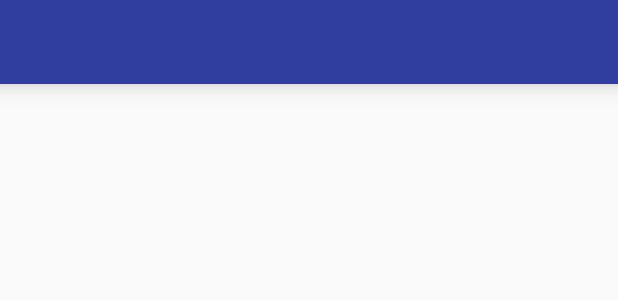
After one commit to rubenbr85/baccusandroid, an Android app: the layout activity_wine_list.xml on its own in the app's theme, with its tools: preview values and no code run, on a phone screen of 412 x 824 dp. The commit adds this screen. Shown: the top 300 px of the screen. Run offline under Robolectric (Android 15) with nearby library versions, the phone set to English and light mode, and no system bars.

Commit message:
Adaptar los layaut para tablets. Crear layaut de mas de 600 de ancho y orientacion horizontal y vertical Modificar WineListActivity para mostrar distintos fragment dependiendo de si el layout tuviese el contenedor del fragment

```diff
--- a/app/src/main/java/com/adasistemas/bacus/controller/activity/WineListActivity.java
+++ b/app/src/main/java/com/adasistemas/bacus/controller/activity/WineListActivity.java
@@ -1,15 +1,49 @@
 package com.adasistemas.bacus.controller.activity;
 
+import android.support.annotation.Nullable;
 import android.support.v4.app.Fragment;
+import android.support.v4.app.FragmentManager;
 import android.support.v7.app.AppCompatActivity;
 import android.os.Bundle;
+import android.support.v7.widget.Toolbar;
 
+import com.adasistemas.bacus.R;
 import com.adasistemas.bacus.controller.fargment.WineListFragment;
+import com.adasistemas.bacus.controller.fargment.WineyFragment;
 
-public class WineListActivity extends FragmentContainerActivity {
+public class WineListActivity extends AppCompatActivity {
 
     @Override
-    protected Fragment createFragment() {
-        return new WineListFragment();
+    protected void onCreate(@Nullable Bundle savedInstanceState) {
+        super.onCreate(savedInstanceState);
+        setContentView(R.layout.activity_wine_list);
+
+        //Usar toolbar en vez de ActionBar
+        Toolbar toolbar= (Toolbar) findViewById(R.id.toolbar);
+        setSupportActionBar(toolbar);
+
+        FragmentManager fm= getSupportFragmentManager();
+
+        if (findViewById(R.id.list) != null){
+            Fragment listFragment= fm.findFragmentById(R.id.list);
+            if (listFragment == null){
+                listFragment= new WineListFragment();
+                fm.beginTransaction()
+                        .add(R.id.list,listFragment)
+                        .commit();
+
+            }
+        }
+
+        if (findViewById(R.id.winery) != null){
+            Fragment wineryFragment= fm.findFragmentById(R.id.winery);
+            if (wineryFragment == null){
+                wineryFragment= new WineyFragment().newInstance(0);
+                fm.beginTransaction()
+                        .add(R.id.winery,wineryFragment)
+                        .commit();
+
+            }
+        }
     }
 }
--- a/app/src/main/java/com/adasistemas/bacus/controller/fargment/WineFragment.java
+++ b/app/src/main/java/com/adasistemas/bacus/controller/fargment/WineFragment.java
@@ -149,7 +149,9 @@ public class WineFragment extends Fragment {
     @Override
     public void onSaveInstanceState(Bundle outState) {
         super.onSaveInstanceState(outState);
+        if (mWineImage != null){
+            outState.putSerializable(STATE_IMAGE_SCALE_TYPE, mWineImage.getScaleType());
+        }
 
-        outState.putSerializable(STATE_IMAGE_SCALE_TYPE, mWineImage.getScaleType());
     }
 }
--- /dev/null
+++ b/app/src/main/res/layout-sw600dp-land/activity_wine_list.xml
@@ -0,0 +1,26 @@
+<?xml version="1.0" encoding="utf-8"?>
+<LinearLayout xmlns:app="http://schemas.android.com/apk/res-auto"
+              android:layout_height="match_parent" android:layout_width="match_parent" android:orientation="horizontal"
+              xmlns:android="http://schemas.android.com/apk/res/android">
+    <android.support.v7.widget.Toolbar android:layout_width="match_parent"
+                                       android:layout_height="wrap_content"
+                                       android:background="@color/colorPrimaryDark"
+                                       android:theme="@style/Base.Theme.AppCompat.Light.DarkActionBar"
+                                       android:elevation="10dp"
+                                       android:id="@+id/toolbar"
+                                       app:popupTheme="@style/Theme.AppCompat.Light">
+    </android.support.v7.widget.Toolbar>
+    <LinearLayout
+                  android:orientation="horizontal"
+                  android:layout_width="match_parent"
+                  android:layout_height="match_parent">
+        <FrameLayout
+            android:layout_width="200dp"
+            android:layout_height="match_parent"
+            android:id="@+id/list"></FrameLayout>
+        <FrameLayout
+            android:layout_width="match_parent"
+            android:layout_height="match_parent"
+            android:id="@+id/winery"></FrameLayout>
+    </LinearLayout>
+</LinearLayout>
--- /dev/null
+++ b/app/src/main/res/layout-sw600dp-port/activity_wine_list.xml
@@ -0,0 +1,19 @@
+<?xml version="1.0" encoding="utf-8"?>
+<LinearLayout xmlns:app="http://schemas.android.com/apk/res-auto"
+              android:layout_height="match_parent" android:layout_width="match_parent" android:orientation="vertical"
+              xmlns:android="http://schemas.android.com/apk/res/android">
+    <android.support.v7.widget.Toolbar android:layout_width="match_parent"
+                                       android:layout_height="wrap_content"
+                                       android:background="@color/colorPrimaryDark"
+                                       android:theme="@style/Base.Theme.AppCompat.Light.DarkActionBar"
+                                       android:elevation="10dp"
+                                       android:id="@+id/toolbar"
+                                       app:popupTheme="@style/Theme.AppCompat.Light">
+    </android.support.v7.widget.Toolbar>
+    <FrameLayout
+                 android:layout_width="match_parent"
+                 android:layout_height="match_parent"
+                 android:id="@+id/winery">
+
+    </FrameLayout>
+</LinearLayout>
--- /dev/null
+++ b/app/src/main/res/layout/activity_wine_list.xml
@@ -0,0 +1,20 @@
+<?xml version="1.0" encoding="utf-8"?>
+
+<LinearLayout xmlns:app="http://schemas.android.com/apk/res-auto"
+              android:layout_height="match_parent" android:layout_width="match_parent" android:orientation="vertical"
+              xmlns:android="http://schemas.android.com/apk/res/android">
+    <android.support.v7.widget.Toolbar android:layout_width="match_parent"
+                                       android:layout_height="wrap_content"
+                                       android:background="@color/colorPrimaryDark"
+                                       android:theme="@style/Base.Theme.AppCompat.Light.DarkActionBar"
+                                       android:elevation="10dp"
+                                       android:id="@+id/toolbar"
+                                       app:popupTheme="@style/Theme.AppCompat.Light">
+    </android.support.v7.widget.Toolbar>
+    <FrameLayout
+                 android:layout_width="match_parent"
+                 android:layout_height="match_parent"
+                 android:id="@+id/list">
+
+    </FrameLayout>
+</LinearLayout>
```
